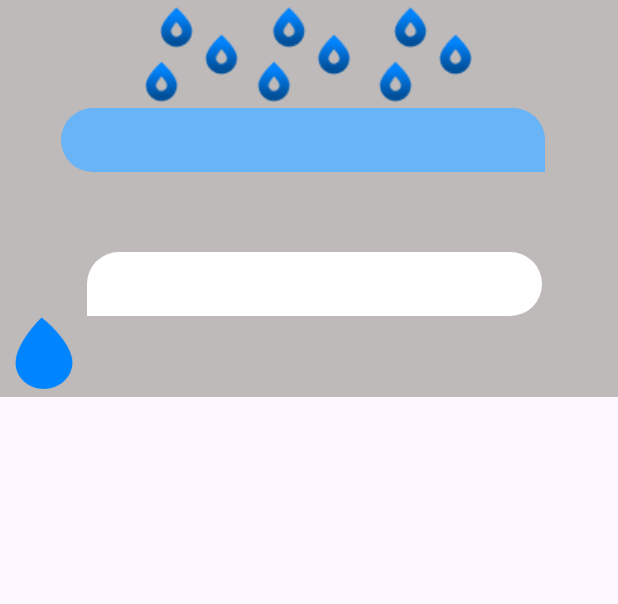
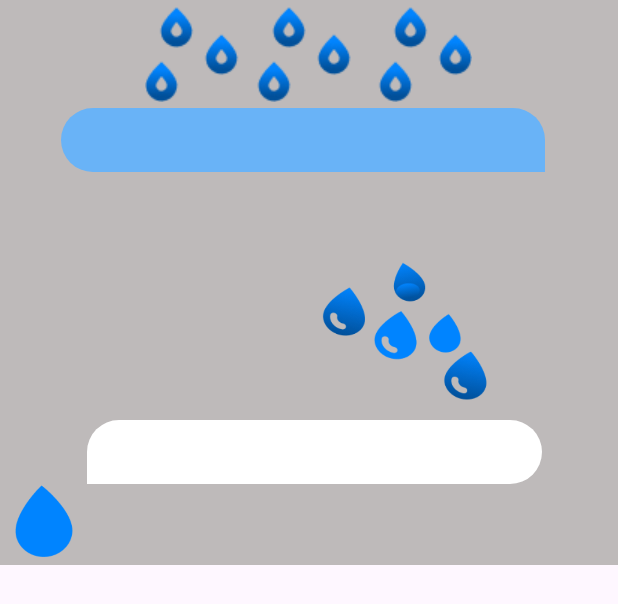
Before and after one commit to z0etz/SplashMessenger, an Android app: the layout item_waterdrop.xml on its own in the app's theme, with its tools: preview values and no code run, on a phone screen of 412 x 824 dp. Shown: the top 604 px of the screen. Run offline under Robolectric (Android 15) with nearby library versions, the phone set to English and light mode, and no system bars.

Commit message:
Added drope_received_message.png above (imageReceivedMessage) above textMessageReceived.

```diff
--- a/app/src/main/res/layout/item_waterdrop.xml
+++ b/app/src/main/res/layout/item_waterdrop.xml
@@ -1,6 +1,7 @@
 <?xml version="1.0" encoding="utf-8"?>
 <androidx.constraintlayout.widget.ConstraintLayout xmlns:android="http://schemas.android.com/apk/res/android"
     xmlns:app="http://schemas.android.com/apk/res-auto"
+    xmlns:tools="http://schemas.android.com/tools"
     android:layout_width="match_parent"
     android:layout_height="wrap_content"
     android:padding="4dp"
@@ -58,12 +59,25 @@
         app:layout_constraintStart_toStartOf="parent"
         app:layout_constraintTop_toBottomOf="@+id/textMessageReceived" />
 
+    <ImageView
+        android:id="@+id/imageReceivedMessage"
+        android:layout_width="140dp"
+        android:layout_height="110dp"
+        android:contentDescription="@null"
+        android:src="@drawable/drope_received_message"
+        app:layout_constraintBottom_toTopOf="@+id/textMessageReceived"
+        app:layout_constraintEnd_toEndOf="parent"
+        app:layout_constraintHorizontal_bias="0.7"
+        app:layout_constraintStart_toEndOf="@+id/imageProfile"
+        app:layout_constraintTop_toTopOf="parent"
+        app:layout_constraintVertical_bias="0.941" />
+
     <TextView
         android:id="@+id/textMessageReceived"
         android:layout_width="0dp"
         android:layout_height="wrap_content"
         android:layout_marginStart="4dp"
-        android:layout_marginTop="164dp"
+        android:layout_marginTop="276dp"
         android:background="@drawable/background_received_message"
         android:padding="12dp"
         android:textColor="@color/white"
```
Also changed, not shown: app/src/main/res/drawable/drope_received_message.png (added).
